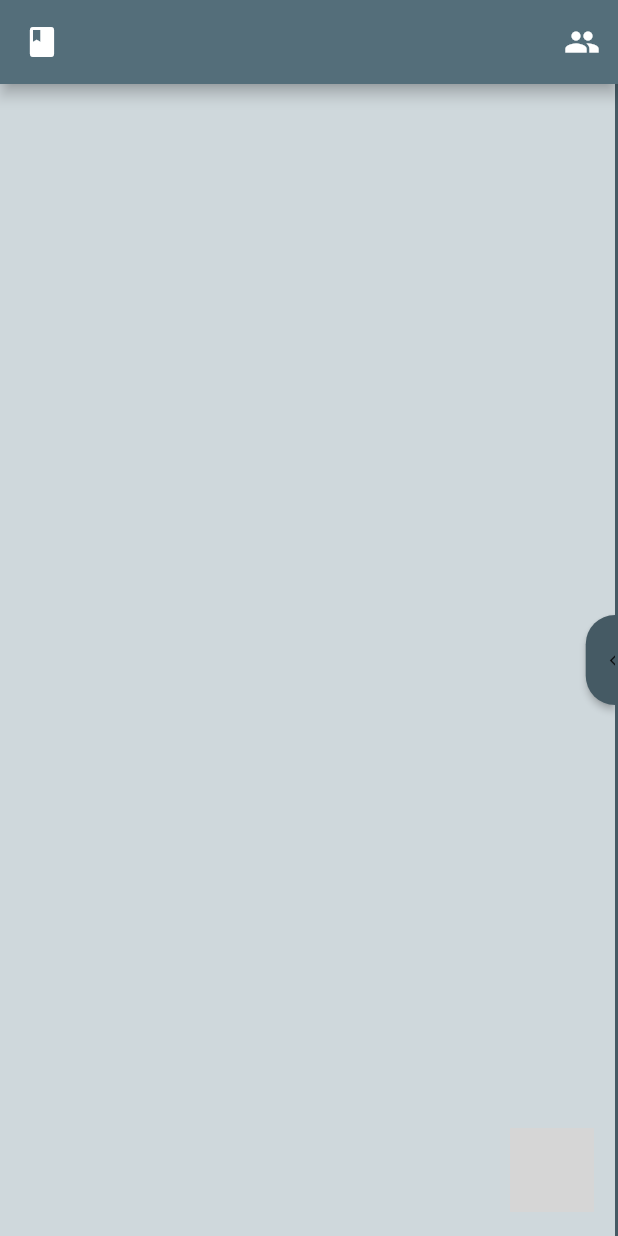
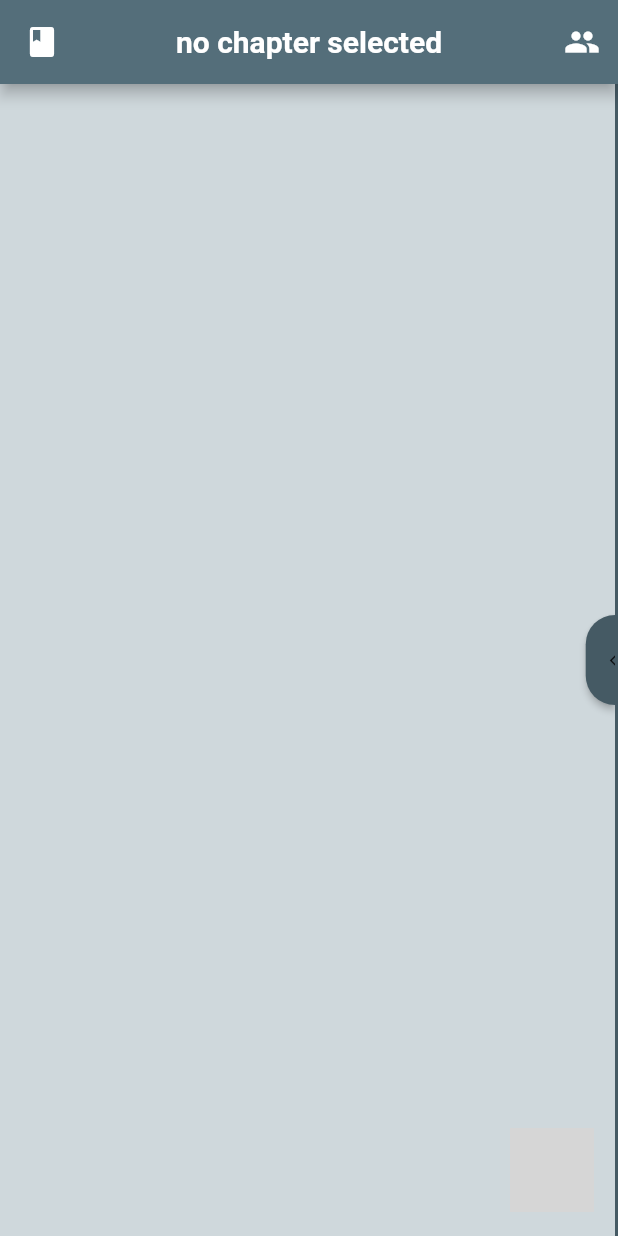
Before and after one commit to shAdow-XJY/writing_wirter, a Flutter app: the screen it shows after launch, on a phone screen of 412 x 824 dp. Run offline on Flutter 3.47's test engine with Material 2 defaults, Android fonts, the phone set to English and light mode, and no system bars; our stand-ins replace animated_theme_switcher, dotted_border, dropdown_button2, event_bus, expansion_tile_card, file_picker and 7 more; missing offline and left inert: animated_stack, blur_glass, circular_menu, click_text_field, flutter_material_color_picker, webdav_client; grey boxes are pictures that could not be loaded.

```diff
--- a/lib/pages/common/chapter_edit_page/chapter_edit_app_bar.dart
+++ b/lib/pages/common/chapter_edit_page/chapter_edit_app_bar.dart
@@ -8,7 +8,8 @@ import '../../../state_machine/get_it/app_get_it.dart';
 import '../../../state_machine/redux/action/text_action.dart';
 import '../../../state_machine/redux/app_state/state.dart';
 
-class ChapterEditPageAppBar extends StatefulWidget implements PreferredSizeWidget {
+class ChapterEditPageAppBar extends StatefulWidget
+    implements PreferredSizeWidget {
   const ChapterEditPageAppBar({
     super.key,
   });
@@ -49,7 +50,8 @@ class _ChapterEditPageAppBarState extends State<ChapterEditPageAppBar> {
       currentBook = store.state.textModel.currentBook;
       currentChapter = store.state.textModel.currentChapter;
       void renameChapter() {
-        store.dispatch(SetTextDataAction(currentBook: currentBook, currentChapter: currentChapter));
+        store.dispatch(SetTextDataAction(
+            currentBook: currentBook, currentChapter: currentChapter));
       }
 
       return {
@@ -65,8 +67,23 @@ class _ChapterEditPageAppBarState extends State<ChapterEditPageAppBar> {
           },
         ),
         centerTitle: true,
-        title: InkWell(
-          child: Text(map["currentChapter"]),
+        title: map["currentChapter"].toString().isEmpty
+            ? const Text('no chapter selected')
+            : InkWell(
+                child: Row(
+                  mainAxisSize: MainAxisSize.min,
+                  mainAxisAlignment: MainAxisAlignment.center,
+                  children: [
+                    const Icon(Icons.edit),
+                    const SizedBox(width: 5.0,),
+                    Flexible(
+                      child: Text(
+                        map["currentChapter"],
+                        overflow: TextOverflow.ellipsis,
+                      ),
+                    ),
+                  ],
+                ),
                 onTap: () {
                   showDialog(
                     context: context,
@@ -74,12 +91,17 @@ class _ChapterEditPageAppBarState extends State<ChapterEditPageAppBar> {
                       title: '章节重命名',
                       init: currentChapter,
                       callBack: (strBack) => {
-                  if (strBack.isNotEmpty) {
+                        if (strBack.isNotEmpty)
+                          {
                             changeChapterName(strBack),
                             map["renameChapter"](),
                             Navigator.pop(context),
-                  } else {
-                    GlobalToast.showErrorTop('章节名字不能为空',),
+                          }
+                        else
+                          {
+                            GlobalToast.showErrorTop(
+                              '章节名字不能为空',
+                            ),
                           },
                       },
                     ),
```
Also changed, not shown: lib/components/common/dialog/number_edit_dialog.dart (added, +79 -0 lines), lib/pages/common/setting_edit_page/common_setting_edit_page.dart (+52 -51 lines), 1 other file. Lines whose indentation alone changed are shown as unchanged.
